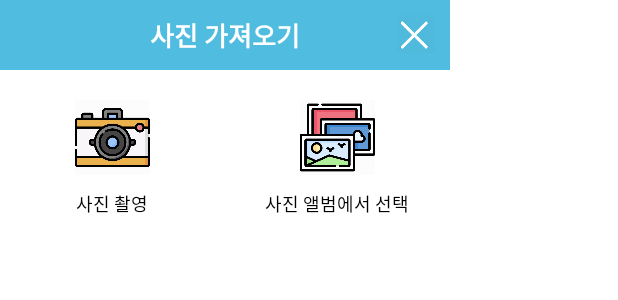
After one commit to sjunh812/AndroidDiaryProject, an Android app: the layout dialog_custom.xml on its own in the app's theme, with its tools: preview values and no code run, on a phone screen of 412 x 824 dp. The commit adds this screen. Shown: the top 300 px of the screen. Run offline under Robolectric (Android 15) with nearby library versions, the phone set to English and light mode, and no system bars; network calls fail; Roboto replaces fonts that are not available here.

Commit message:
2021-04-16 (2)

```diff
--- a/DiaryProject/app/src/main/AndroidManifest.xml
+++ b/DiaryProject/app/src/main/AndroidManifest.xml
@@ -5,6 +5,8 @@
     <uses-permission android:name="android.permission.INTERNET" />
     <uses-permission android:name="android.permission.ACCESS_FINE_LOCATION" />
     <uses-permission android:name="android.permission.ACCESS_COARSE_LOCATION" />
+    <uses-permission android:name="android.permission.READ_EXTERNAL_STORAGE" />
+    <uses-permission android:name="android.permission.WRITE_EXTERNAL_STORAGE" />
 
     <application
         android:name=".helper.MyApplication"
--- /dev/null
+++ b/DiaryProject/app/src/main/res/layout/dialog_custom.xml
@@ -0,0 +1,100 @@
+<?xml version="1.0" encoding="utf-8"?>
+<LinearLayout xmlns:android="http://schemas.android.com/apk/res/android"
+    xmlns:app="http://schemas.android.com/apk/res-auto"
+    android:orientation="vertical"
+    android:layout_width="300dp"
+    android:layout_height="wrap_content">
+
+    <RelativeLayout
+        android:layout_width="match_parent"
+        android:layout_height="wrap_content"
+        android:background="@color/skyblue"
+        android:padding="10dp">
+
+        <TextView
+            android:layout_width="wrap_content"
+            android:layout_height="wrap_content"
+            android:layout_gravity="center"
+            android:layout_centerInParent="true"
+            android:fontFamily="@font/font"
+            android:text="사진 가져오기"
+            android:textStyle="bold"
+            android:textColor="@color/white"
+            android:textSize="17dp" />
+
+        <Button
+            android:id="@+id/cancelButton"
+            android:layout_width="25dp"
+            android:layout_height="25dp"
+            android:layout_gravity="center"
+            android:layout_alignParentRight="true"
+            android:background="@drawable/x_icon"
+            app:backgroundTint="@color/cardview_shadow_end_color"
+            app:backgroundTintMode="add" />
+
+    </RelativeLayout>
+
+    <LinearLayout
+        android:layout_width="match_parent"
+        android:layout_height="wrap_content"
+        android:orientation="horizontal">
+
+        <LinearLayout
+            android:layout_width="0dp"
+            android:layout_weight="1"
+            android:layout_height="wrap_content"
+            android:orientation="vertical"
+            android:paddingTop="20dp"
+            android:paddingBottom="20dp">
+
+            <Button
+                android:id="@+id/cameraButton"
+                android:layout_width="50dp"
+                android:layout_height="50dp"
+                android:layout_gravity="center"
+                android:layout_marginBottom="10dp"
+                android:background="@drawable/photograph"
+                app:backgroundTint="@color/cardview_shadow_end_color"
+                app:backgroundTintMode="add" />
+
+            <TextView
+                android:layout_width="wrap_content"
+                android:layout_height="wrap_content"
+                android:layout_gravity="center"
+                android:text="사진 촬영"
+                android:textSize="12dp"
+                android:textColor="@color/black"
+                android:fontFamily="@font/font" />
+
+        </LinearLayout>
+
+        <LinearLayout
+            android:layout_width="0dp"
+            android:layout_weight="1"
+            android:layout_height="wrap_content"
+            android:orientation="vertical"
+            android:paddingTop="20dp"
+            android:paddingBottom="20dp">
+
+            <Button
+                android:id="@+id/albumButton"
+                android:layout_width="50dp"
+                android:layout_height="50dp"
+                android:layout_gravity="center"
+                android:layout_marginBottom="10dp"
+                android:background="@drawable/picture"
+                app:backgroundTint="@color/cardview_shadow_end_color"
+                app:backgroundTintMode="add" />
+
+            <TextView
+                android:layout_width="wrap_content"
+                android:layout_height="wrap_content"
+                android:layout_gravity="center"
+                android:text="사진 앨범에서 선택"
+                android:textSize="12dp"
+                android:textColor="@color/black"
+                android:fontFamily="@font/font" />
+
+        </LinearLayout>
+    </LinearLayout>
+</LinearLayout>
--- a/DiaryProject/app/src/main/res/layout/fragment_write.xml
+++ b/DiaryProject/app/src/main/res/layout/fragment_write.xml
@@ -40,7 +40,7 @@
             android:layout_centerVertical="true"
             android:textColor="@color/black"
             android:textSize="20dp"
-            android:text="2021년 04월 11일"
+            android:text=""
             android:fontFamily="@font/font" />
 
         <TextView
```
Also changed, not shown: DiaryProject/app/src/main/java/org/techtown/diary/CustomDialog.java (added, +46 -0 lines), DiaryProject/app/src/main/java/org/techtown/diary/MainActivity.java (+20 -0 lines), DiaryProject/app/src/main/java/org/techtown/diary/fragment/WriteFragment.java (+132 -0 lines), DiaryProject/app/src/main/res/drawable/photograph.png (added), DiaryProject/app/src/main/res/drawable/picture.png (added), DiaryProject/app/src/main/res/drawable/x_icon.png (added).
